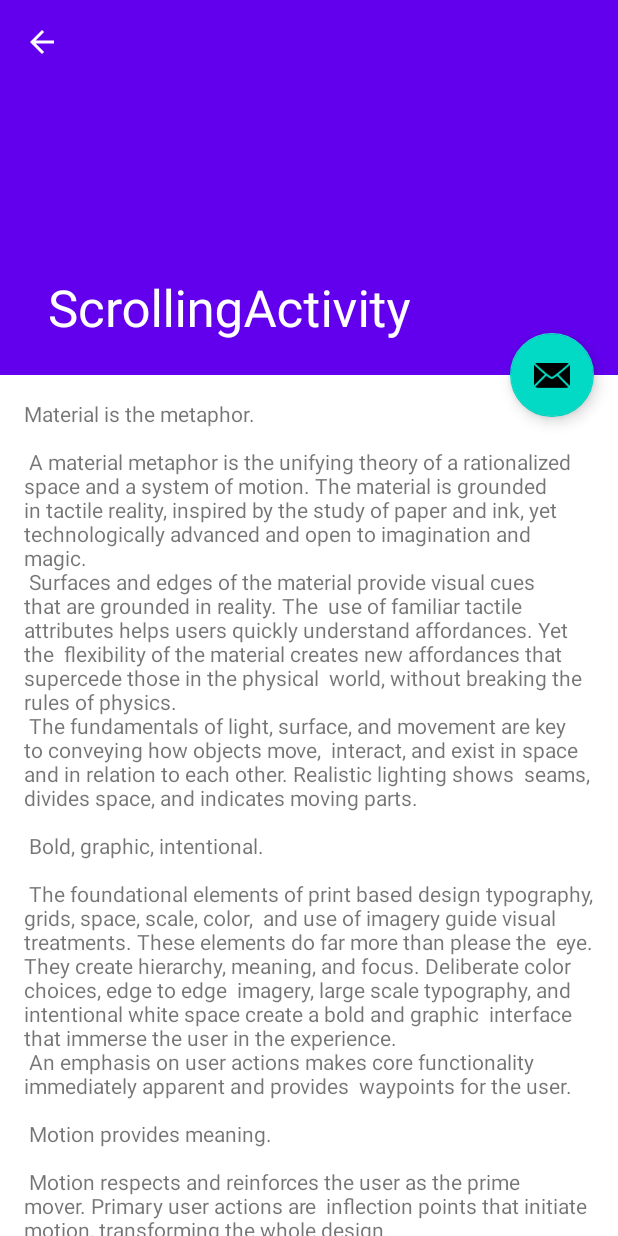
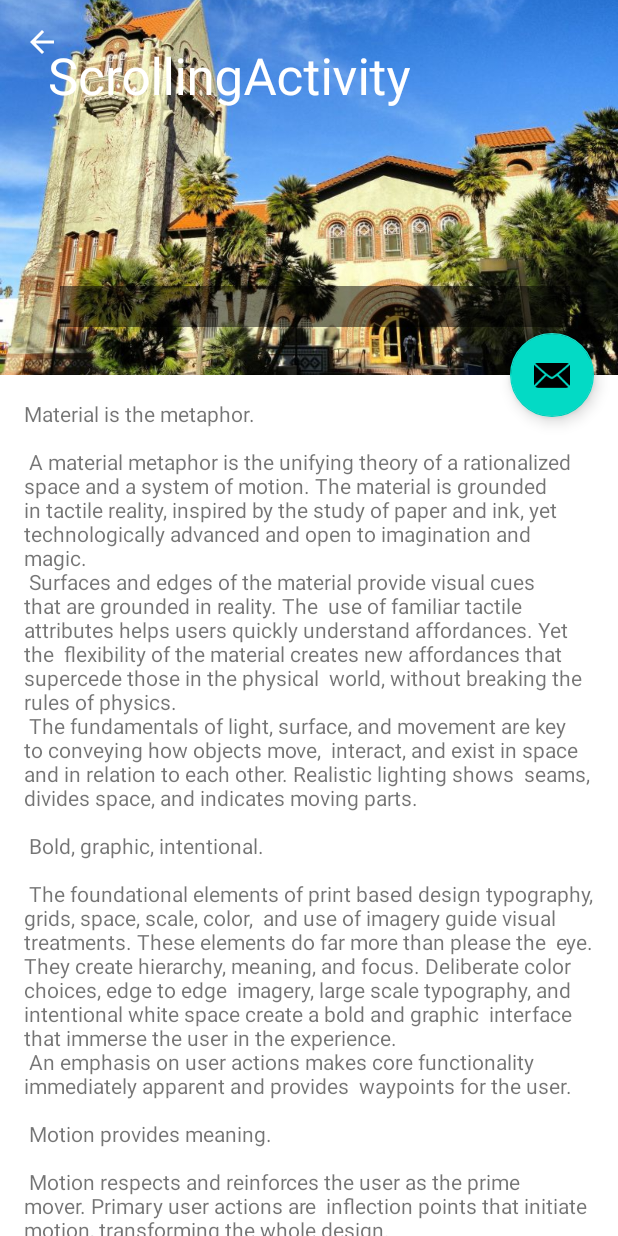
Before and after one commit to shreyaghotankar/MyAppAndroid, an Android app: the DetailScrollingActivity screen opened directly, with no data from a screen before it, on a phone screen of 412 x 824 dp. Run offline under Robolectric (Android 15) with nearby library versions, the phone set to English and light mode, and no system bars.

Commit message:
Update collapsingtoolbarheaderimage

```diff
--- a/app/src/main/java/sjsu/cmpelkk/myappandroid/DetailScrollingActivity.kt
+++ b/app/src/main/java/sjsu/cmpelkk/myappandroid/DetailScrollingActivity.kt
@@ -3,7 +3,9 @@ package sjsu.cmpelkk.myappandroid
 import android.graphics.Bitmap
 import android.graphics.BitmapFactory
 import android.graphics.drawable.BitmapDrawable
+import android.net.Uri
 import android.os.Bundle
+import android.widget.ImageView
 import android.widget.TextView
 import com.google.android.material.appbar.CollapsingToolbarLayout
 import com.google.android.material.floatingactionbutton.FloatingActionButton
@@ -21,10 +23,14 @@ class DetailScrollingActivity : AppCompatActivity() {
 
         val dataitem: DataItem? = intent.extras?.get("DataItem") as? DataItem
         val toolbarlayout: CollapsingToolbarLayout = findViewById<CollapsingToolbarLayout>(R.id.toolbar_layout)
+        val collapsingtoolbarheaderimage = findViewById<ImageView>(R.id.collapsingtoolbarheaderimage)
+        val collapsingtoolbarheadertext = findViewById<TextView>(R.id.collapsingtoolbarheadertext)
         if (dataitem != null) {
             toolbarlayout.title = dataitem.title
-            //Uri.parse(dataitem.imagename)
-            toolbarlayout.setBackgroundResource(R.drawable.sjsu1)
+            //toolbarlayout.setBackgroundResource(R.drawable.sjsu1)
+            collapsingtoolbarheaderimage.setImageURI(Uri.parse(dataitem.imagename))
+            collapsingtoolbarheadertext.text = "Author: "+dataitem.name
+
             //toolbarlayout.setBackgroundResource(dataitem.imagename)//Drawable object or 0 to remove the background.
 //            val inputStream = contentResolver.openInputStream(dataitem.imagename)
 //            val b = BitmapFactory.decodeStream(inputStream)//Creates Bitmap objects
--- a/app/src/main/res/layout/activity_detail_scrolling.xml
+++ b/app/src/main/res/layout/activity_detail_scrolling.xml
@@ -21,7 +21,31 @@
             android:fitsSystemWindows="true"
             app:contentScrim="?attr/colorPrimary"
             app:layout_scrollFlags="scroll|exitUntilCollapsed"
+            app:expandedTitleGravity="top"
             app:toolbarId="@+id/toolbar">
+
+            <ImageView
+                android:id="@+id/collapsingtoolbarheaderimage"
+                android:layout_width="match_parent"
+                android:layout_height="match_parent"
+                android:src="@drawable/sjsu1"
+                android:fitsSystemWindows="true"
+                android:scaleType="centerCrop"
+                app:layout_collapseMode="parallax" />
+
+            <TextView
+                android:id="@+id/collapsingtoolbarheadertext"
+                android:layout_width="match_parent"
+                android:layout_height="wrap_content"
+                android:textSize="20sp"
+                android:textColor="@android:color/white"
+                android:background="@color/transparentColor"
+                android:layout_marginTop="32dp"
+                android:layout_marginStart="40dp"
+                android:layout_marginEnd="32dp"
+                android:layout_marginBottom="32dp"
+                android:layout_gravity="bottom"
+                app:layout_collapseMode="parallax" />
 
             <androidx.appcompat.widget.Toolbar
                 android:id="@+id/toolbar"
--- a/app/src/main/res/values/colors.xml
+++ b/app/src/main/res/values/colors.xml
@@ -18,4 +18,5 @@
     <color name="secondaryDarkColor">#c63f17</color>
     <color name="primaryTextColor">#ffffff</color>
     <color name="secondaryTextColor">#000000</color>
+    <color name="transparentColor">#80000000</color>
 </resources>
```
